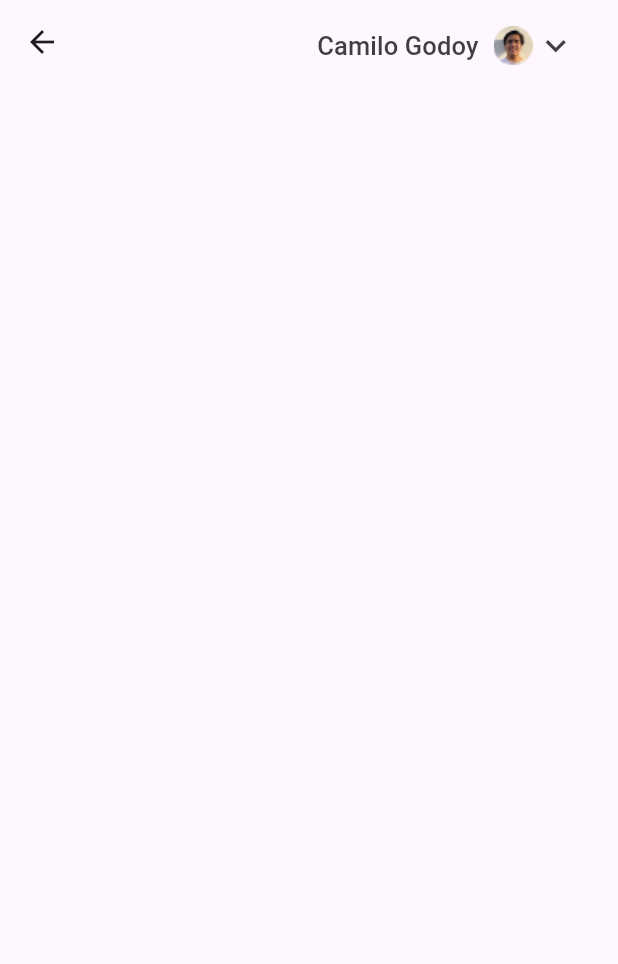
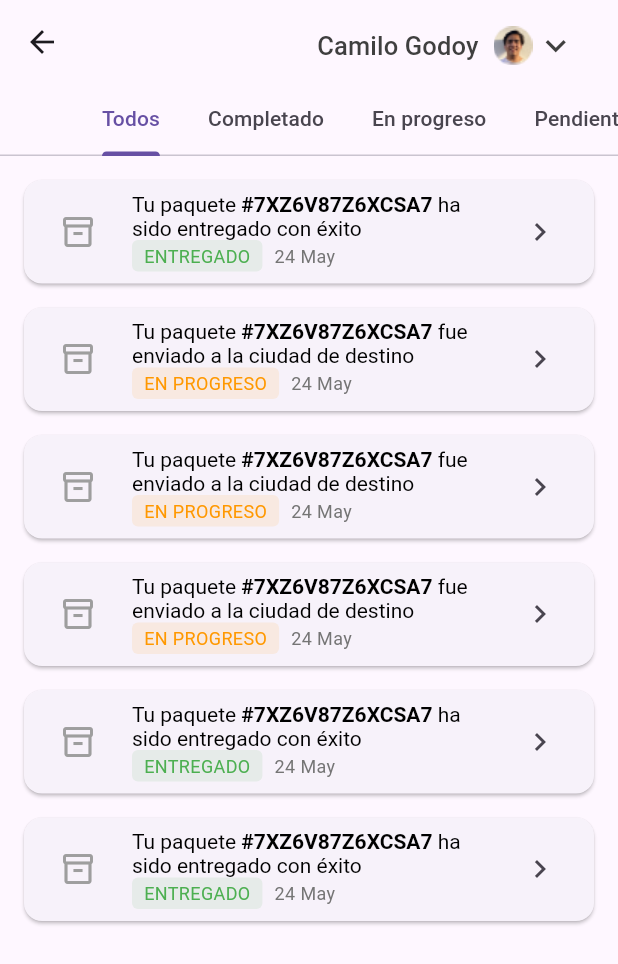
Before and after one commit to CJlopez17/PlataformasMoviles, a Flutter app: the Record screen opened directly, on a phone screen of 412 x 824 dp. Shown: the top 964 px of the screen. Run offline on Flutter 3.47's test engine with Material 3 defaults, Android fonts, the phone set to English and light mode, and no system bars; our stand-ins replace persistent_bottom_nav_bar.

Commit message:
Record screen

```diff
--- a/plataformas_moviles/lib/app/presentation/modules/Home/record.dart
+++ b/plataformas_moviles/lib/app/presentation/modules/Home/record.dart
@@ -10,7 +10,9 @@ class Record extends StatefulWidget {
 class _RecordState extends State<Record> {
   @override
   Widget build(BuildContext context) {
-    return Scaffold(
+    return DefaultTabController(
+      length: 4, // Número de tabs en el TabBar
+      child: Scaffold(
         appBar: AppBar(
           title: Align(
             alignment: Alignment.centerRight,
@@ -19,10 +21,8 @@ class _RecordState extends State<Record> {
               child: TextButton(
                 onPressed: () {},
                 child: Row(
-                mainAxisSize: MainAxisSize
-                    .min, // Asegura que el Row ocupe solo el espacio necesario
+                  mainAxisSize: MainAxisSize.min,
                   children: [
-                  // Espacio entre la imagen y el texto
                     const Text(
                       'Camilo Godoy',
                       style: TextStyle(
@@ -33,19 +33,207 @@ class _RecordState extends State<Record> {
                     const SizedBox(width: 8),
                     Image.asset(
                       'assets/images/persona.png',
-                    height: 30, // Ajusta el tamaño de la imagen si es necesario
+                      height: 30,
                     ),
                     const Icon(
                       Icons.keyboard_arrow_down,
                       size: 27,
                       color: Color(0xFF3F3F3F),
-                  )
+                    ),
                   ],
                 ),
               ),
             ),
           ),
+          bottom: const TabBar(
+            isScrollable: true,
+            tabs: [
+              Tab(text: 'Todos'),
+              Tab(text: 'Completado'),
+              Tab(text: 'En progreso'),
+              Tab(text: 'Pendiente'),
+            ],
+          ),
+        ),
+        body: Column(
+          children: [
+            // Package List
+            Expanded(
+              child: ListView(
+                padding: const EdgeInsets.all(16),
+                children: [
+                  _buildPackageItem(
+                    isDelivered: true,
+                    trackingNumber: '#7XZ6V87Z6XCSA7',
+                    status: 'ha sido entregado con éxito',
+                    date: '24 May',
+                  ),
+                  _buildPackageItem(
+                    isDelivered: false,
+                    trackingNumber: '#7XZ6V87Z6XCSA7',
+                    status: 'fue enviado a la ciudad de destino',
+                    date: '24 May',
+                  ),
+                  _buildPackageItem(
+                    isDelivered: false,
+                    trackingNumber: '#7XZ6V87Z6XCSA7',
+                    status: 'fue enviado a la ciudad de destino',
+                    date: '24 May',
+                  ),
+                  _buildPackageItem(
+                    isDelivered: false,
+                    trackingNumber: '#7XZ6V87Z6XCSA7',
+                    status: 'fue enviado a la ciudad de destino',
+                    date: '24 May',
+                  ),
+                  _buildPackageItem(
+                    isDelivered: true,
+                    trackingNumber: '#7XZ6V87Z6XCSA7',
+                    status: 'ha sido entregado con éxito',
+                    date: '24 May',
+                  ),
+                  _buildPackageItem(
+                    isDelivered: true,
+                    trackingNumber: '#7XZ6V87Z6XCSA7',
+                    status: 'ha sido entregado con éxito',
+                    date: '24 May',
+                  ),
+                ],
+              ),
+            ),
+          ],
+        ),
+      ),
+    );
+  }
+
+  Widget _buildPackageItem({
+    required bool isDelivered,
+    required String trackingNumber,
+    required String status,
+    required String date,
+  }) {
+    return Card(
+      margin: const EdgeInsets.only(bottom: 16),
+      child: ListTile(
+        leading: Container(
+          padding: const EdgeInsets.all(8),
+          child: const Icon(
+            Icons.inventory_2_outlined,
+            color: Colors.grey,
+          ),
+        ),
+        title: RichText(
+          text: TextSpan(
+            style: const TextStyle(color: Colors.black),
+            children: [
+              const TextSpan(text: 'Tu paquete '),
+              TextSpan(
+                text: trackingNumber,
+                style: const TextStyle(fontWeight: FontWeight.bold),
+              ),
+              TextSpan(text: ' $status'),
+            ],
+          ),
+        ),
+        subtitle: Row(
+          children: [
+            Container(
+              padding: const EdgeInsets.symmetric(
+                horizontal: 8,
+                vertical: 2,
+              ),
+              decoration: BoxDecoration(
+                color: isDelivered
+                    ? Colors.green.withOpacity(0.1)
+                    : Colors.orange.withOpacity(0.1),
+                borderRadius: BorderRadius.circular(4),
+              ),
+              child: Text(
+                isDelivered ? 'ENTREGADO' : 'EN PROGRESO',
+                style: TextStyle(
+                  color: isDelivered ? Colors.green : Colors.orange,
+                  fontSize: 12,
+                ),
+              ),
+            ),
+            const SizedBox(width: 8),
+            Text(
+              date,
+              style: TextStyle(
+                color: Colors.grey[600],
+                fontSize: 12,
+              ),
+            ),
+          ],
+        ),
+        trailing: const Icon(Icons.chevron_right),
       ),
     );
   }
 }
+
+Widget _buildPackageItem({
+  required bool isDelivered,
+  required String trackingNumber,
+  required String status,
+  required String date,
+}) {
+  return Card(
+    margin: const EdgeInsets.only(bottom: 16),
+    child: ListTile(
+      leading: Container(
+        padding: const EdgeInsets.all(8),
+        child: const Icon(
+          Icons.inventory_2_outlined,
+          color: Colors.grey,
+        ),
+      ),
+      title: RichText(
+        text: TextSpan(
+          style: const TextStyle(color: Colors.black),
+          children: [
+            const TextSpan(text: 'Tu paquete '),
+            TextSpan(
+              text: trackingNumber,
+              style: const TextStyle(fontWeight: FontWeight.bold),
+            ),
+            TextSpan(text: ' $status'),
+          ],
+        ),
+      ),
+      subtitle: Row(
+        children: [
+          Container(
+            padding: const EdgeInsets.symmetric(
+              horizontal: 8,
+              vertical: 2,
+            ),
+            decoration: BoxDecoration(
+              color: isDelivered
+                  ? Colors.green.withOpacity(0.1)
+                  : Colors.orange.withOpacity(0.1),
+              borderRadius: BorderRadius.circular(4),
+            ),
+            child: Text(
+              isDelivered ? 'ENTREGADO' : 'EN PROGRESO',
+              style: TextStyle(
+                color: isDelivered ? Colors.green : Colors.orange,
+                fontSize: 12,
+              ),
+            ),
+          ),
+          const SizedBox(width: 8),
+          Text(
+            date,
+            style: TextStyle(
+              color: Colors.grey[600],
+              fontSize: 12,
+            ),
+          ),
+        ],
+      ),
+      trailing: const Icon(Icons.chevron_right),
+    ),
+  );
+}
```
Also changed, not shown: plataformas_moviles/pubspec.lock. Lines whose indentation alone changed are shown as unchanged.
